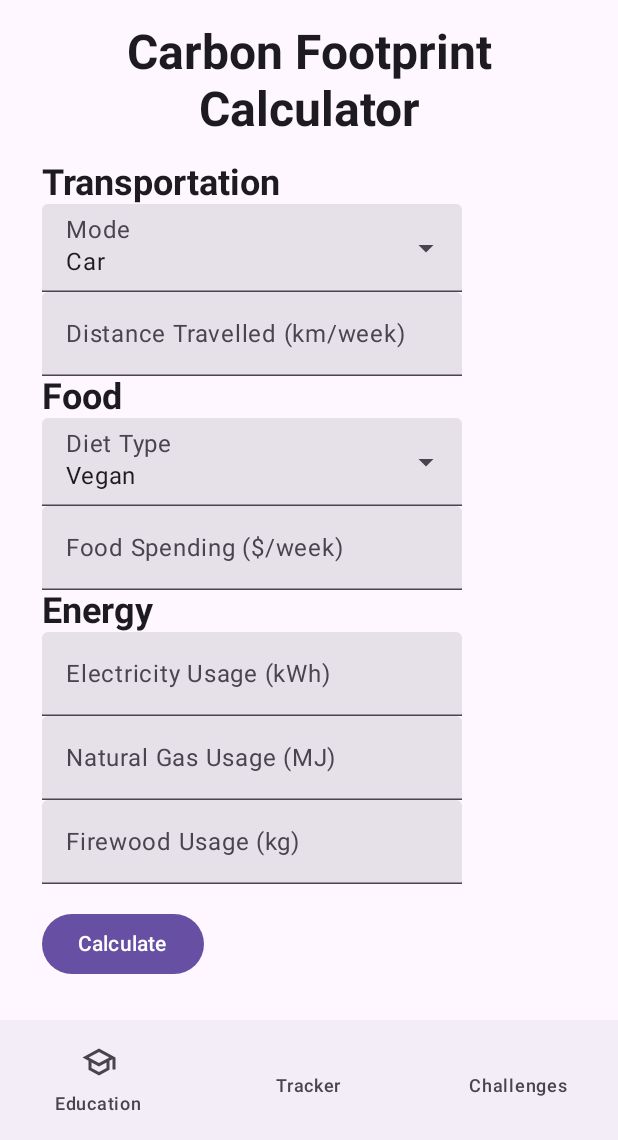
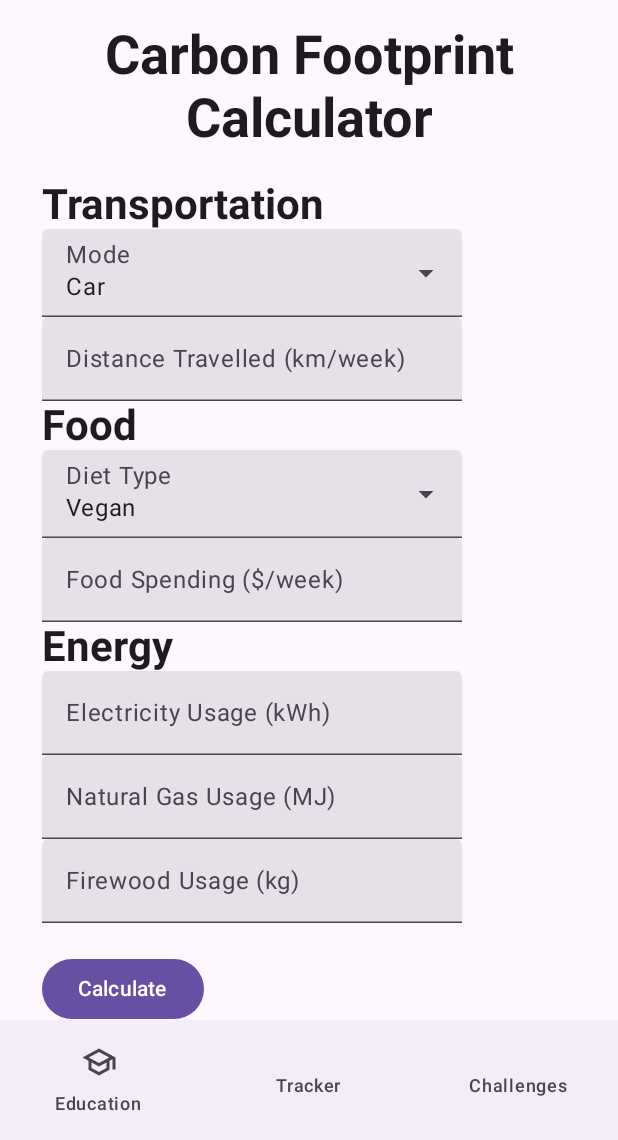
Before and after one commit to ongmz/CliWatchJC, an Android app built with Jetpack Compose: the CalculatorScreen screen opened through its navigation route, on a phone screen of 412 x 824 dp, the part 96-1236 px from its top. Run offline under Robolectric (Android 15) with nearby library versions, the phone set to English and light mode, and no system bars; our stand-ins replace Dagger/Hilt's generated code, Room's generated code.

Commit message:
Edited some files

```diff
--- a/app/src/main/java/com/example/cliwatchjc/Screen.kt
+++ b/app/src/main/java/com/example/cliwatchjc/Screen.kt
@@ -64,11 +64,11 @@ import com.example.cliwatchjc.modules.education.EducationScreen
 import com.example.cliwatchjc.modules.education.QuizComplete
 import com.example.cliwatchjc.modules.education.QuizScreen
 import com.example.cliwatchjc.modules.education.WebViewScreen
+import com.example.cliwatchjc.modules.tracker.CalculatorResultScreen
 import com.example.cliwatchjc.modules.tracker.TrackerScreen
 import kotlinx.coroutines.CoroutineScope
 import kotlinx.coroutines.launch
 import com.example.cliwatchjc.modules.tracker.CalculatorScreen
-import com.example.cliwatchjc.modules.tracker.CalculatorViewModel
 import com.example.cliwatchjc.modules.tracker.PersonalGoalScreen
 import com.example.cliwatchjc.modules.tracker.SummaryScreen
 
@@ -84,6 +84,7 @@ object Routes {
     const val CLIMATE_NEWS_CONTENT = "webViewScreen?url={url}"
     const val TRACKER = "tracker"
     const val CALCULATOR = "calculator"
+    const val CALCULATOR_RESULT = "calculatorResult"
     const val PERSONAL_GOAL = "personalGoal"
     const val SUMMARY = "summary"
     const val CHALLENGES = "challenges"
@@ -99,6 +100,7 @@ object Routes {
         CLIMATE_NEWS to "Climate News",
         TRACKER to "Tracker",
         CALCULATOR to "Calculator",
+        CALCULATOR_RESULT to "Calculator Result",
         PERSONAL_GOAL to "Personal Goal",
         SUMMARY to "Summary",
         CHALLENGES to "Challenges"
@@ -238,7 +240,23 @@ fun MyApp() {
                         }
                     }
                     composable(Routes.TRACKER) { TrackerScreen(navController) }
-                    composable(Routes.CALCULATOR) { CalculatorScreen(calculatorViewModel = CalculatorViewModel()) }
+                    composable(Routes.CALCULATOR) {
+                        CalculatorScreen(
+                            calculatorViewModel = hiltViewModel(),
+                            navController = navController
+                        )
+                    }
+                    composable(
+                        route = "${Routes.CALCULATOR_RESULT}/{result}",
+                        arguments = listOf(
+                            navArgument("result") {
+                                type = NavType.FloatType
+                            }
+                        )
+                    ) { backStackEntry ->
+                        val result = backStackEntry.arguments?.getFloat("result") ?: 0.0f
+                        CalculatorResultScreen(result)
+                    }
                     composable(Routes.PERSONAL_GOAL) { PersonalGoalScreen() }
                     composable(Routes.SUMMARY) { SummaryScreen()}
                     composable(Routes.CHALLENGES) { ChallengesScreen() }
--- a/app/src/main/java/com/example/cliwatchjc/modules/tracker/CalculatorScreen.kt
+++ b/app/src/main/java/com/example/cliwatchjc/modules/tracker/CalculatorScreen.kt
@@ -1,11 +1,13 @@
 package com.example.cliwatchjc.modules.tracker
 
 import android.annotation.SuppressLint
+import androidx.compose.foundation.layout.Column
 import androidx.compose.foundation.layout.Spacer
 import androidx.compose.foundation.layout.fillMaxWidth
 import androidx.compose.foundation.layout.height
 import androidx.compose.foundation.layout.padding
-import androidx.compose.foundation.lazy.LazyColumn
+import androidx.compose.foundation.rememberScrollState
+import androidx.compose.foundation.verticalScroll
 import androidx.compose.material3.Button
 import androidx.compose.material3.DropdownMenuItem
 import androidx.compose.material3.ExperimentalMaterial3Api
@@ -18,14 +20,14 @@ import androidx.compose.ui.Modifier
 import androidx.compose.ui.text.TextStyle
 import androidx.compose.ui.text.font.FontWeight
 import androidx.compose.ui.text.style.TextAlign
-import androidx.compose.ui.tooling.preview.Preview
 import androidx.compose.ui.unit.dp
 import androidx.compose.ui.unit.sp
+import androidx.navigation.NavHostController
 
 @SuppressLint("StateFlowValueCalledInComposition")
 @OptIn(ExperimentalMaterial3Api::class)
 @Composable
-fun CalculatorScreen(calculatorViewModel: CalculatorViewModel) {
+fun CalculatorScreen(calculatorViewModel: CalculatorViewModel, navController: NavHostController) {
     val transportationOptions = listOf("Car", "Motorcycle", "Public Transports")
     var selectedTransportation by remember { mutableStateOf(transportationOptions[0]) }
     var transportationDistance by remember { mutableStateOf("") }
@@ -38,34 +40,35 @@ fun CalculatorScreen(calculatorViewModel: CalculatorViewModel) {
     var showResult by remember { mutableStateOf(false) }
     var transportationMenuExpanded by remember { mutableStateOf(false) }
     var dietMenuExpanded by remember { mutableStateOf(false) }
+    var result by remember { mutableFloatStateOf(0.0f) }
+    val scrollState = rememberScrollState()
 
-    LazyColumn(
+
+    Column(
         modifier = Modifier
+            .fillMaxWidth()
             .padding(start = 28.dp, end = 28.dp)
-            .fillMaxWidth()
+            .verticalScroll(state = scrollState)
+
     ) {
-        item {
         Spacer(modifier = Modifier.height(80.dp))
-        }
-
-        item {
         // Title
         Text(
             text = "Carbon Footprint Calculator",
             style = TextStyle(
-                    fontSize = 32.sp,
+                fontSize = 36.sp,
                 fontWeight = FontWeight.Bold,
                 textAlign = TextAlign.Center
             ),
 
-                modifier = Modifier.padding(bottom = 16.dp)
+            modifier = Modifier.padding(bottom = 20.dp)
         )
 
         // Transportation Input
         Text(
             text = "Transportation",
             style = TextStyle(
-                    fontSize = 24.sp,
+                fontSize = 28.sp,
                 fontWeight = FontWeight.Bold,
             )
         )
@@ -106,7 +109,7 @@ fun CalculatorScreen(calculatorViewModel: CalculatorViewModel) {
         Text(
             text = "Food",
             style = TextStyle(
-                    fontSize = 24.sp,
+                fontSize = 28.sp,
                 fontWeight = FontWeight.Bold,
             )
         )
@@ -147,7 +150,7 @@ fun CalculatorScreen(calculatorViewModel: CalculatorViewModel) {
         Text(
             text = "Energy",
             style = TextStyle(
-                    fontSize = 24.sp,
+                fontSize = 28.sp,
                 fontWeight = FontWeight.Bold,
             )
         )
@@ -183,25 +186,28 @@ fun CalculatorScreen(calculatorViewModel: CalculatorViewModel) {
                     naturalGasUsage,
                     firewoodUsage
                 )
-                    val totalCarbonFootprint = transportationValue + foodValue + energyValue
-                    calculatorViewModel.setCarbonFootprint(totalCarbonFootprint)
+                result = transportationValue + foodValue + energyValue // Calculate the result here
+                calculatorViewModel.setCarbonFootprint(result)
                 showResult = true
+                // Navigate to the result screen and pass the result value
+                calculatorViewModel.navigateToResultScreen(navController)
             },
-                modifier = Modifier.padding(top = 16.dp)
+            modifier = Modifier.padding(top = 20.dp)
         ) {
             Text("Calculate")
         }
 
-            // Display Result and Tips
-            if (showResult) {
-                CalculatorResultScreen(calculatorViewModel)
+        Spacer(modifier = Modifier.height(96.dp))
+
+        // Observe navigation state and navigate if there's a destination
+        val calculatorResultNavigation by calculatorViewModel.calculatorResultNavigation.collectAsState()
+        calculatorResultNavigation?.let { destination ->
+            when (destination) {
+                is CalculatorViewModel.CalculatorScreenNavigation.CalculatorResult -> {
+                    // Calculate the result here based on your logic
+                    CalculatorResultScreen(result)
                 }
             }
         }
     }
-
-@Preview
-@Composable
-fun CalculatorPreview() {
-    CalculatorScreen(calculatorViewModel = CalculatorViewModel())
 }
--- a/app/src/main/java/com/example/cliwatchjc/modules/tracker/CalculatorViewModel.kt
+++ b/app/src/main/java/com/example/cliwatchjc/modules/tracker/CalculatorViewModel.kt
@@ -1,10 +1,13 @@
 package com.example.cliwatchjc.modules.tracker
 
 import androidx.lifecycle.ViewModel
+import androidx.lifecycle.viewModelScope
+import androidx.navigation.NavHostController
 import dagger.hilt.android.lifecycle.HiltViewModel
 import kotlinx.coroutines.flow.MutableStateFlow
 import kotlinx.coroutines.flow.StateFlow
 import kotlinx.coroutines.flow.asStateFlow
+import kotlinx.coroutines.launch
 import javax.inject.Inject
 
 @HiltViewModel
@@ -40,6 +43,20 @@ class CalculatorViewModel @Inject constructor() : ViewModel() {
 
     private val _monthlyFoodData = MutableStateFlow<List<Float>>(emptyList())
     val monthlyFoodData: StateFlow<List<Float>> = _monthlyFoodData.asStateFlow()
+
+    private val _calculatorResultNavigation = MutableStateFlow<CalculatorScreenNavigation?>(null)
+    val calculatorResultNavigation: StateFlow<CalculatorScreenNavigation?> = _calculatorResultNavigation
+
+    sealed class CalculatorScreenNavigation {
+        data object CalculatorResult : CalculatorScreenNavigation()
+    }
+
+    fun navigateToResultScreen(navController: NavHostController) {
+        viewModelScope.launch {
+            _calculatorResultNavigation.value = CalculatorScreenNavigation.CalculatorResult
+        }
+    }
+
 
     // Function to set the transportation input
     fun setTransportation(value: Float) {
```
Also changed, not shown: app/src/main/java/com/example/cliwatchjc/data/tracker/repository/PersonalGoalRepository.kt (+0 -14 lines), app/src/main/java/com/example/cliwatchjc/modules/tracker/CalculatorResultScreen.kt (+3 -7 lines), app/src/main/java/com/example/cliwatchjc/modules/tracker/PersonalGoalScreen.kt (+30 -18 lines), app/src/main/java/com/example/cliwatchjc/modules/tracker/PersonalGoalViewModel.kt (+21 -1 lines). Lines whose indentation alone changed are shown as unchanged.
